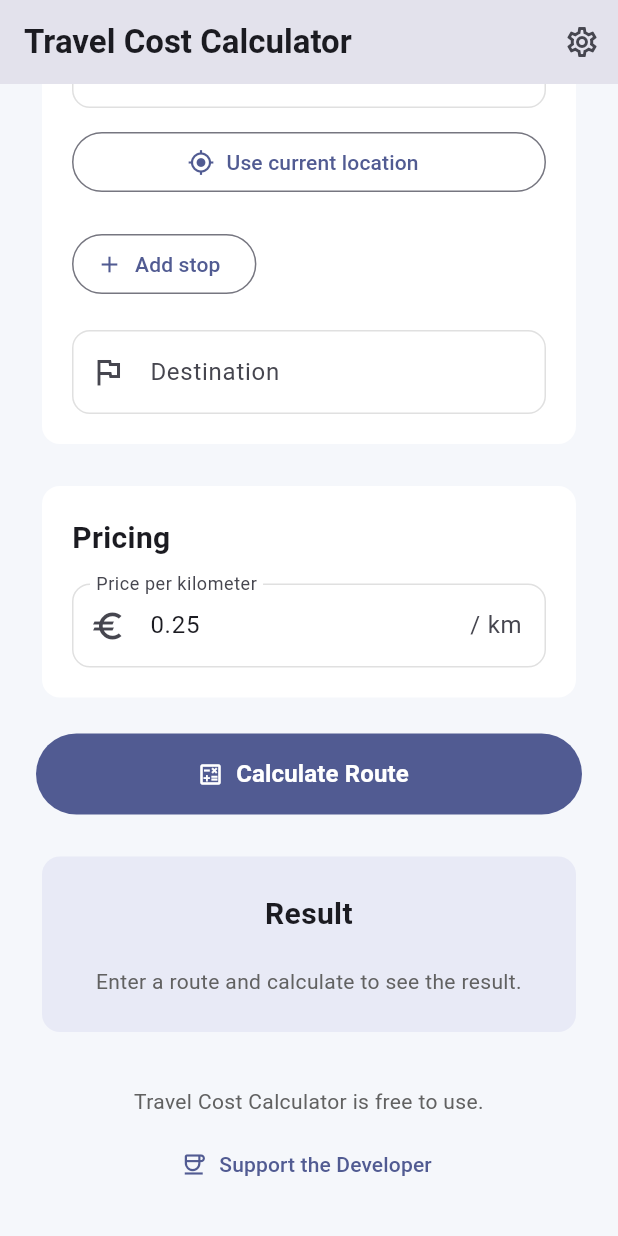
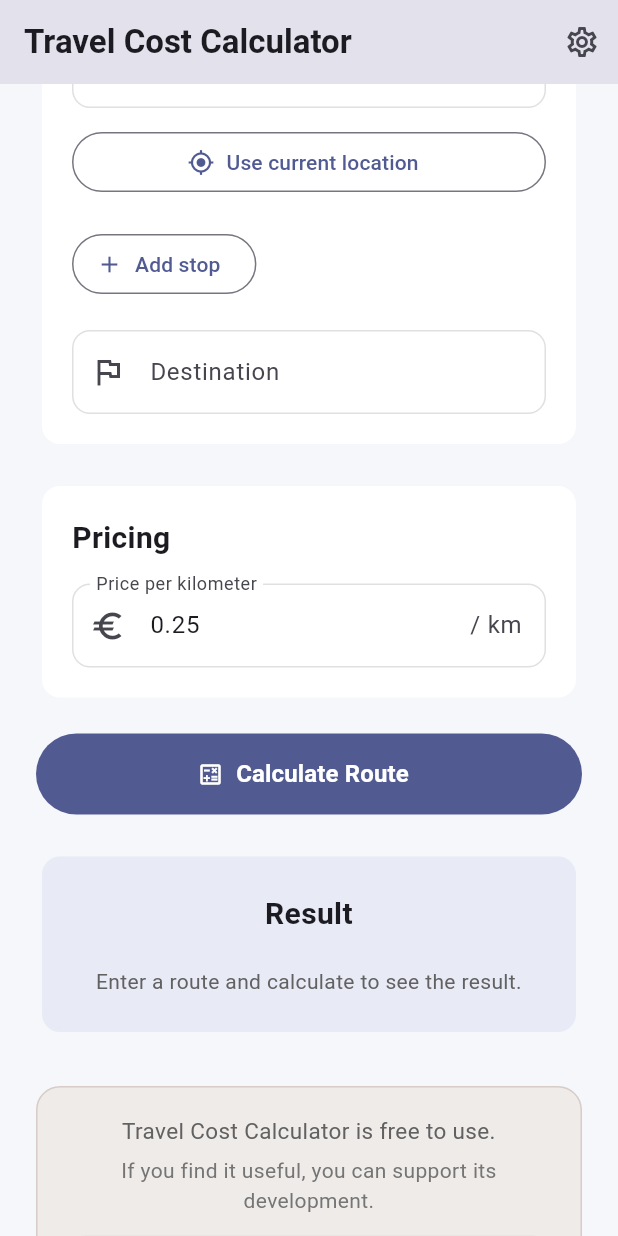
Before and after one commit to zekitazegul/travel-cost-calculator, a Flutter app: the screen it shows after launch, scrolled down 253 dp, on a phone screen of 412 x 824 dp. Run offline on Flutter 3.47's test engine with Material 3 defaults, Android fonts, the phone set to English and light mode, and no system bars; our stand-ins replace geolocator, share_plus, shared_preferences.

Commit message:
Improve support developer section

```diff
--- a/lib/main.dart
+++ b/lib/main.dart
@@ -1026,17 +1026,42 @@ class _CalculatorPageState extends State<CalculatorPage> {
   }
 
   Widget _buildSupportSection() {
-    return Column(
+    return Container(
+      width: double.infinity,
+      padding: const EdgeInsets.symmetric(
+        horizontal: 20,
+        vertical: 18,
+      ),
+      decoration: BoxDecoration(
+        color: Colors.brown.shade50,
+        borderRadius: BorderRadius.circular(16),
+        border: Border.all(
+          color: Colors.brown.shade100,
+        ),
+      ),
+      child: Column(
         children: [
           Text(
             'Travel Cost Calculator is free to use.',
             textAlign: TextAlign.center,
             style: TextStyle(
               color: Colors.grey.shade700,
+              fontSize: 15,
             ),
           ),
-        const SizedBox(height: 8),
-        TextButton.icon(
+          const SizedBox(height: 6),
+          Text(
+            'If you find it useful, you can support its development.',
+            textAlign: TextAlign.center,
+            style: TextStyle(
+              color: Colors.grey.shade600,
+              fontSize: 14,
+            ),
+          ),
+          const SizedBox(height: 14),
+          SizedBox(
+            width: double.infinity,
+            child: ElevatedButton.icon(
               onPressed: () async {
                 final uri = Uri.parse(
                   'https://www.ing.nl/payreq/m/?trxid=wsmGphDfkuMkMXH6kARq3iOeNVkvhj6n',
@@ -1050,25 +1075,41 @@ class _CalculatorPageState extends State<CalculatorPage> {
 
                   if (!opened && mounted) {
                     _showError(
-                  'Unable to open Ko-fi.',
+                      'Unable to open payment page.',
                     );
                   }
                 } catch (_) {
                   if (mounted) {
                     _showError(
-                  'Unable to open Ko-fi.',
+                      'Unable to open payment page.',
                     );
                   }
                 }
               },
               icon: const Icon(
                 Icons.coffee_outlined,
+                size: 32,
               ),
               label: const Text(
                 'Support the Developer',
+                style: TextStyle(
+                  fontSize: 17,
+                  fontWeight: FontWeight.w700,
+                ),
+              ),
+              style: ElevatedButton.styleFrom(
+                padding: const EdgeInsets.symmetric(
+                  vertical: 14,
+                  horizontal: 20,
+                ),
+                shape: RoundedRectangleBorder(
+                  borderRadius: BorderRadius.circular(12),
+                ),
+              ),
             ),
           ),
         ],
+      ),
     );
   }
 }
```
Lines whose indentation alone changed are shown as unchanged.
